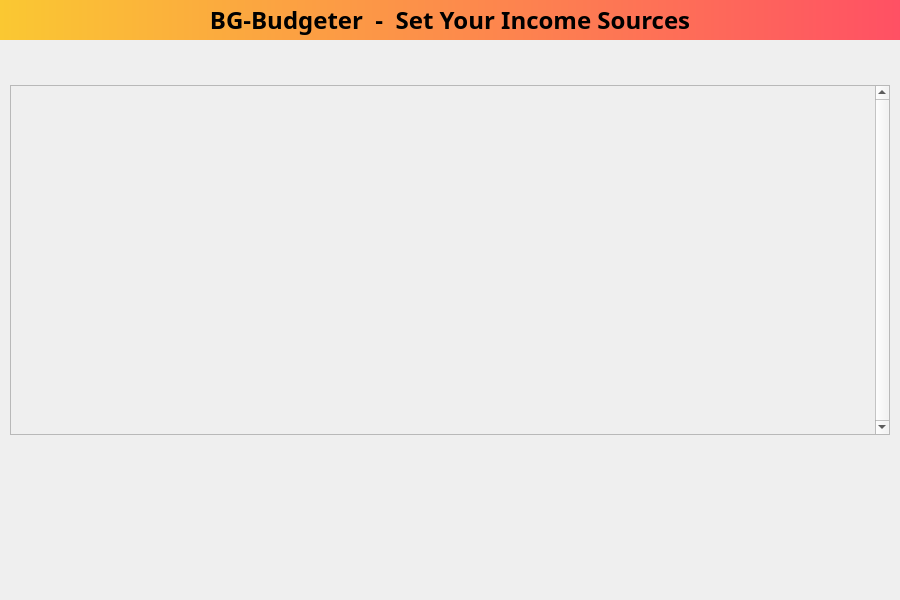
BenSGrant/BG-Budgeter, file QtUiFiles/budgeter.ui: the form before one commit.
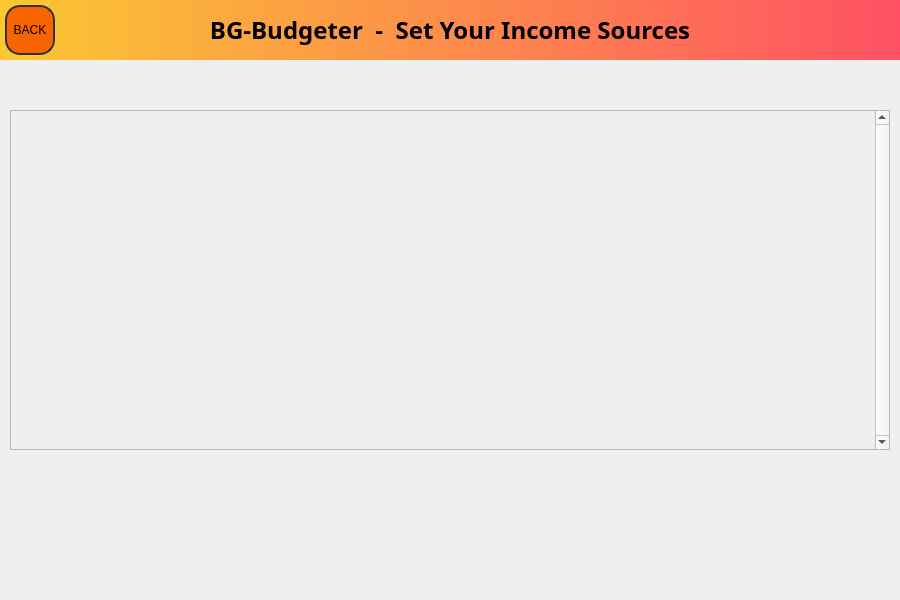
The form after the commit. The open tabs and pages were chosen to show the change.

Commit message: button ui connections

```diff
--- a/QtUiFiles/budgeter.ui
+++ b/QtUiFiles/budgeter.ui
@@ -170,7 +170,7 @@
        <x>0</x>
        <y>0</y>
        <width>900</width>
-       <height>40</height>
+       <height>60</height>
       </rect>
      </property>
      <property name="font">
@@ -195,9 +195,9 @@
      <property name="geometry">
       <rect>
        <x>10</x>
-       <y>85</y>
+       <y>110</y>
        <width>880</width>
-       <height>350</height>
+       <height>340</height>
       </rect>
      </property>
      <property name="verticalScrollBarPolicy">
@@ -215,12 +215,45 @@
         <x>0</x>
         <y>0</y>
         <width>857</width>
-        <height>348</height>
+        <height>338</height>
        </rect>
       </property>
       <layout class="QVBoxLayout" name="verticalLayout_3"/>
      </widget>
     </widget>
+    <widget class="QPushButton" name="incomeBackButton">
+     <property name="geometry">
+      <rect>
+       <x>5</x>
+       <y>5</y>
+       <width>50</width>
+       <height>50</height>
+      </rect>
+     </property>
+     <property name="styleSheet">
+      <string notr="true">QPushButton {
+	background-color: rgb(250,100,0);
+	border-radius: 15px;
+	border-style: solid;
+	border-width: 2px;
+	border-color: rgb(50,50,50);
+}
+
+QPushButton:hover {
+	background-color: rgb(225,75,0);
+	border-color: rgb(25,25,25);
+}
+
+QPushButton:pressed {
+	background-color: rgb(200,50,0);
+	border-color: black;
+}
+</string>
+     </property>
+     <property name="text">
+      <string>BACK</string>
+     </property>
+    </widget>
    </widget>
   </widget>
  </widget>
```
The commit also changes 1 other file.
